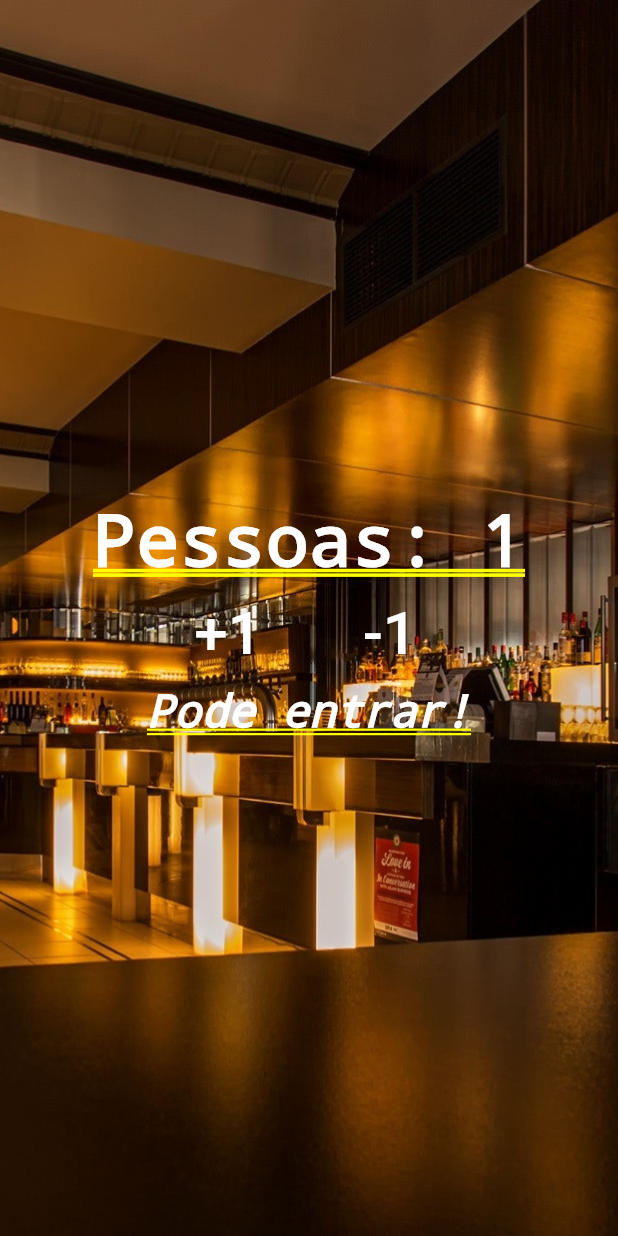
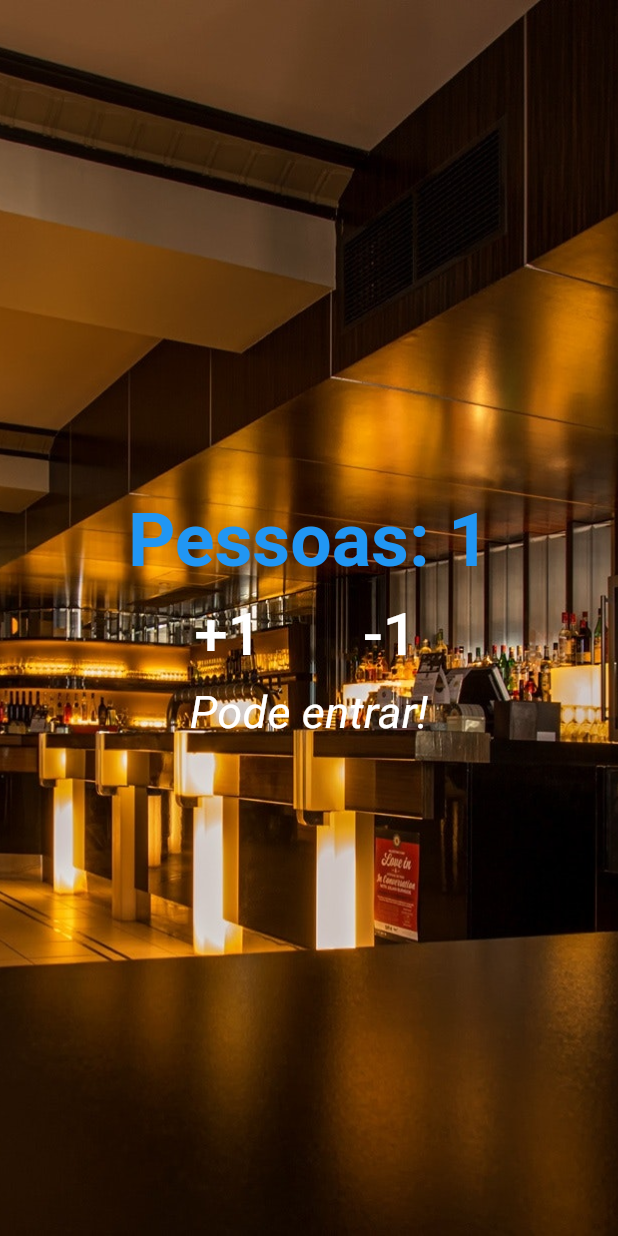
Before and after one commit to Marcuspo/people-counter-flutter, a Flutter app: the screen it shows after launch, after a tap on "+1", on a phone screen of 412 x 824 dp. Run offline on Flutter 3.47's test engine with Material 2 defaults, Android fonts, the phone set to English and light mode, and no system bars.

Commit message:
Final app

```diff
--- a/lib/main.dart
+++ b/lib/main.dart
@@ -2,6 +2,7 @@ import 'package:flutter/material.dart';
 
 void main() {
   runApp(MaterialApp(
+    debugShowCheckedModeBanner: false,
     title: "Contador de Pessoas",
     home: Home()
     ));
@@ -34,8 +35,7 @@ class _HomeState extends State<Home> {
 
   @override
   Widget build(BuildContext context) {
-    return
-        Stack(
+    return new Scaffold(body: Stack(
         children: <Widget>[
           Image.asset(
             "images/restaurant.jpg",
@@ -47,7 +47,7 @@ class _HomeState extends State<Home> {
             children: <Widget>[
               Text(
                 "Pessoas: $_people",
-                  style: TextStyle(color: Colors.white, fontWeight: FontWeight.bold),
+                  style: TextStyle(fontSize: 49,color: Colors.blue, fontWeight: FontWeight.bold),
               ),
               Row(
                 mainAxisAlignment: MainAxisAlignment.center,
@@ -81,6 +81,7 @@ class _HomeState extends State<Home> {
             ],
           )
         ],
+        )
       );
-  }
+    }
 }
```
